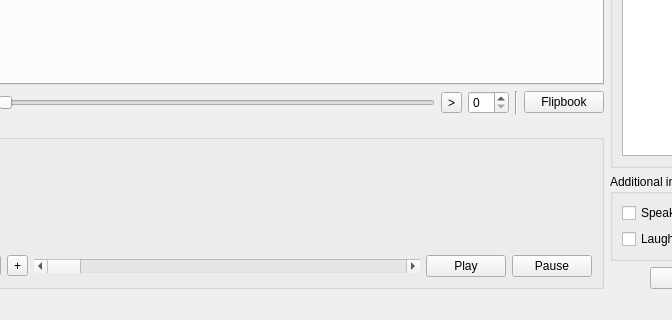
Before: the Qt Designer form MainWindow.ui in afwlehmann/annot8, drawn with Qt 5; both pictures show x 85 to 757 and y 448 to 768 of the 1024 by 768 pixel window.
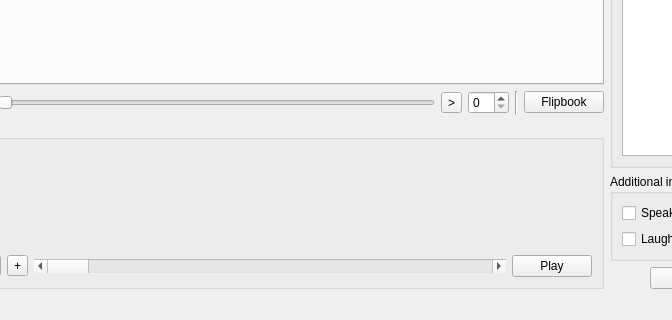
After: the same form once the commit is applied. Custom widgets are drawn as their Qt base class.

Commit message: Removed the pause button in favour of a single play/pause-button design. Changed some shortcut keys, i.e. particularly F2 and F6.

```diff
--- a/MainWindow.ui
+++ b/MainWindow.ui
@@ -261,13 +261,6 @@
            </property>
           </widget>
          </item>
-         <item>
-          <widget class="QPushButton" name="pbPause" >
-           <property name="text" >
-            <string>Pause</string>
-           </property>
-          </widget>
-         </item>
         </layout>
        </item>
       </layout>
```
Left out of the diff: 5 changed lines with no effect on the pictures. The commit also changes 4 other files.
